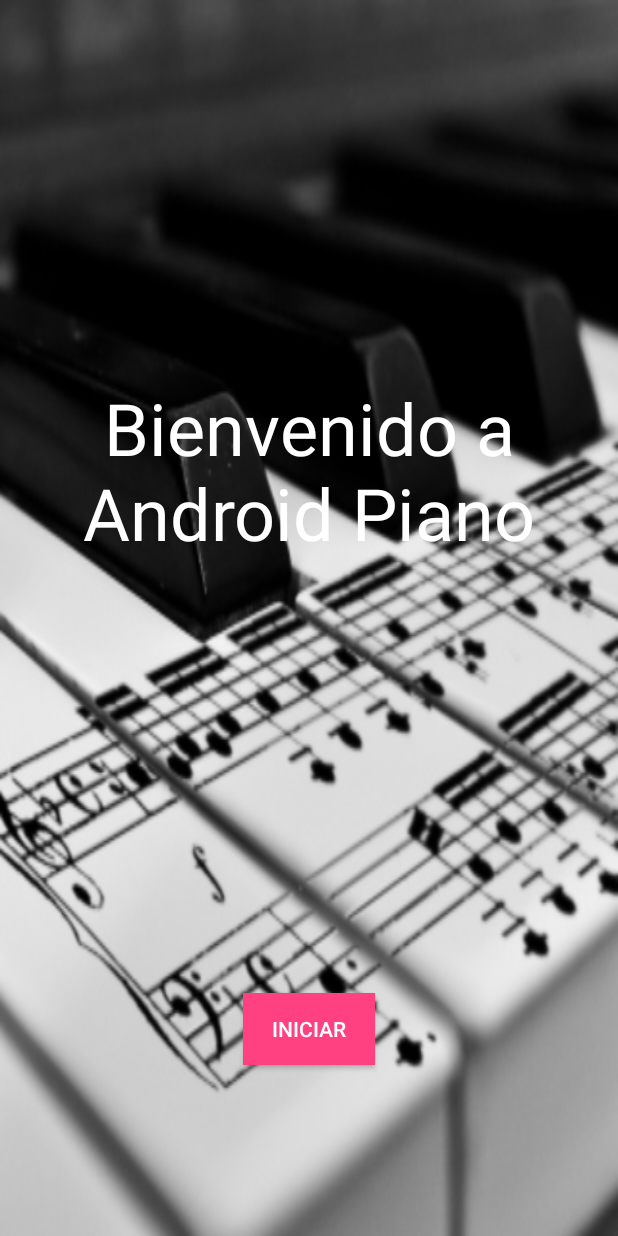
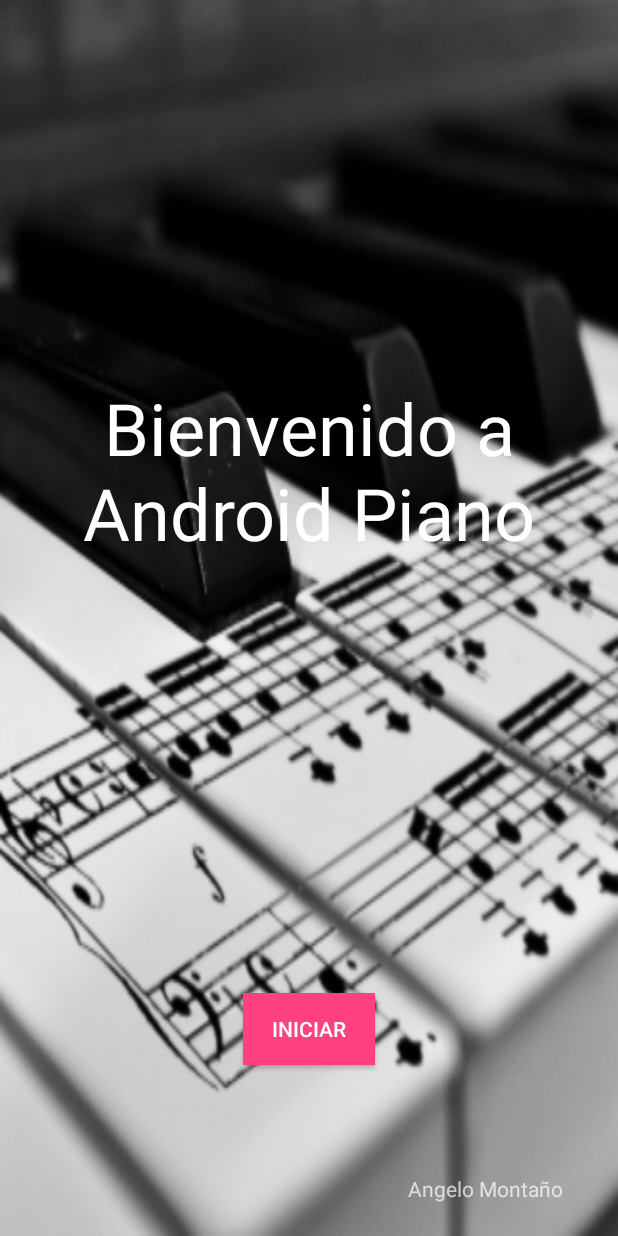
Before and after one commit to Angelooocw/AndroidPiano, an Android app: the screen it shows after launch (InicioActivity), on a phone screen of 412 x 824 dp. Run offline under Robolectric (Android 15) with nearby library versions, the phone set to English and light mode, and no system bars.

Commit message:
Aplicacion funcional (5+), falta mejorar detalles

```diff
--- a/app/src/main/AndroidManifest.xml
+++ b/app/src/main/AndroidManifest.xml
@@ -4,9 +4,9 @@
 
     <application
         android:allowBackup="true"
-        android:icon="@mipmap/ic_launcher"
+        android:icon="@mipmap/piano"
         android:label="@string/app_name"
-        android:roundIcon="@mipmap/ic_launcher_round"
+        android:roundIcon="@mipmap/piano"
         android:supportsRtl="true"
         android:theme="@style/Theme.AppCompat.NoActionBar">
         <activity
--- a/app/src/main/res/layout/activity_inicio.xml
+++ b/app/src/main/res/layout/activity_inicio.xml
@@ -39,4 +39,17 @@
         app:layout_constraintStart_toStartOf="parent"
         app:layout_constraintTop_toBottomOf="@+id/textView" />
 
+    <TextView
+        android:id="@+id/textView2"
+        android:layout_width="105dp"
+        android:layout_height="25dp"
+        android:layout_marginEnd="8dp"
+        android:layout_marginStart="8dp"
+        android:layout_marginTop="172dp"
+        android:text="Angelo Montaño"
+        app:layout_constraintEnd_toEndOf="parent"
+        app:layout_constraintHorizontal_bias="0.908"
+        app:layout_constraintStart_toStartOf="parent"
+        app:layout_constraintTop_toBottomOf="@+id/textView" />
+
 </android.support.constraint.ConstraintLayout>
```
Also changed, not shown: app/src/main/res/mipmap-hdpi/piano.png (added), app/src/main/res/mipmap-mdpi/piano.png (added), app/src/main/res/mipmap-xxhdpi/piano.png (added).
